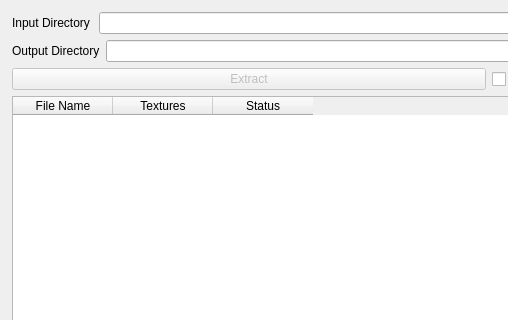
Above: extractorUi.ui from slfx77/psx_texture_extractor before the change; both pictures show x 0 to 508 and y 0 to 320 of the 640 by 480 pixel window. Below: the same form after it.
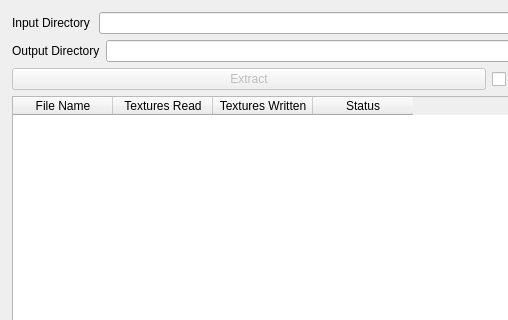
That is the form after the change.

Commit message: Fixed reading textures with odd heights

What changed in the file:
```diff
--- a/extractorUi.ui
+++ b/extractorUi.ui
@@ -14,7 +14,7 @@
    <string>PSX Texture Extractor v0.3</string>
   </property>
   <widget class="QWidget" name="centralwidget">
-   <widget class="QWidget" name="">
+   <widget class="QWidget" name="layoutWidget">
     <property name="geometry">
      <rect>
       <x>12</x>
@@ -140,7 +140,7 @@
         <bool>true</bool>
        </property>
        <property name="columnCount">
-        <number>3</number>
+        <number>4</number>
        </property>
        <column>
         <property name="text">
@@ -149,7 +149,12 @@
        </column>
        <column>
         <property name="text">
-         <string>Textures</string>
+         <string>Textures Read</string>
+        </property>
+       </column>
+       <column>
+        <property name="text">
+         <string>Textures Written</string>
         </property>
        </column>
        <column>
```
The commit also changes 2 other files.
